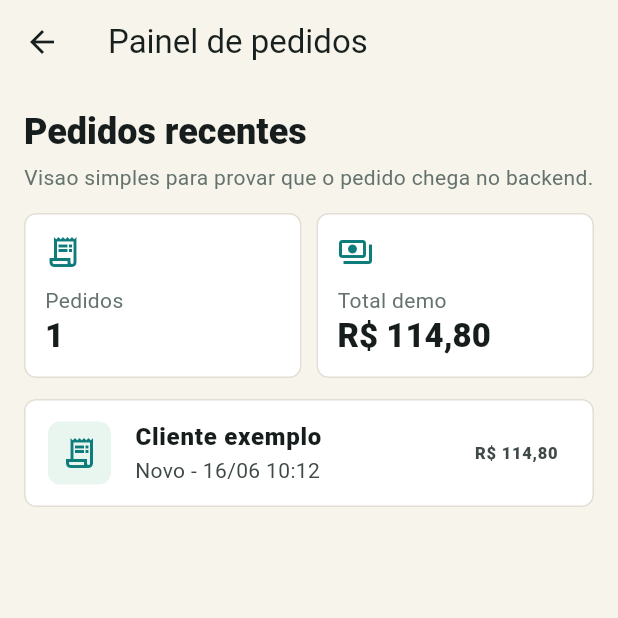
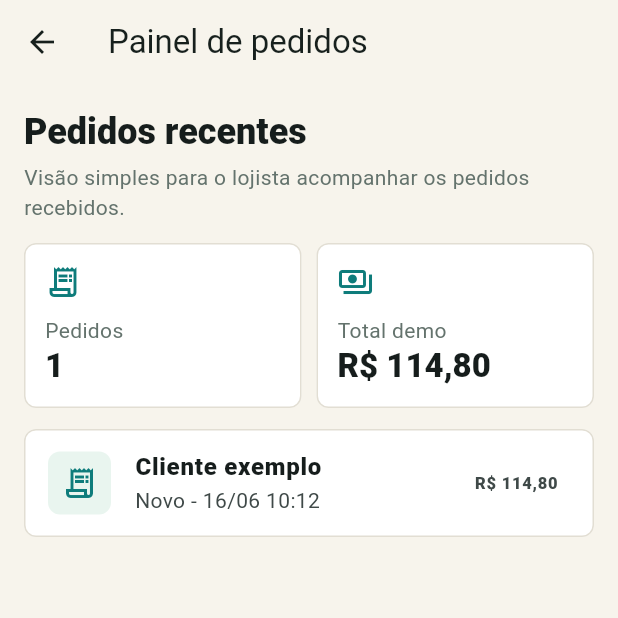
Before and after one commit to RyanSDeve/loja-na-mao, a Flutter app: the screen it shows after launch, after a tap on the "receipt long" icon, on a phone screen of 412 x 824 dp, the top half of it. Run offline on Flutter 3.47's test engine with Material 3 defaults, Android fonts, the phone set to English and light mode, and no system bars; our stand-ins replace supabase_flutter; accounts and stored records are empty.

Commit message:
Ajusta linguagem da vitrine para clientes

```diff
--- a/lib/main.dart
+++ b/lib/main.dart
@@ -34,7 +34,7 @@
   Widget build(BuildContext context) {
     return MaterialApp(
       debugShowCheckedModeBanner: false,
-      title: 'Loja na Mao',
+      title: 'Loja na Mão',
       theme: ThemeData(
         useMaterial3: true,
         colorScheme: ColorScheme.fromSeed(
@@ -133,7 +133,7 @@
           return Scaffold(
             appBar: const PortfolioTopBar(),
             body: ErrorState(
-              message: 'Nao foi possivel carregar a vitrine.',
+              message: 'Não foi possível carregar a vitrine.',
               onRetry: () {
                 _reload();
               },
@@ -334,12 +334,12 @@
               mainAxisSize: MainAxisSize.min,
               children: [
                 Text(
-                  'Loja na Mao',
+                  'Loja na Mão',
                   overflow: TextOverflow.ellipsis,
                   style: TextStyle(fontWeight: FontWeight.w900, fontSize: 18),
                 ),
                 Text(
-                  'Flutter + Supabase para negocios locais',
+                  'Pedidos online para negócios locais',
                   overflow: TextOverflow.ellipsis,
                   style: TextStyle(color: mutedInk, fontSize: 12),
                 ),
@@ -416,7 +416,7 @@
         const SizedBox(height: 16),
         SectionHeader(
           title: selectedCategory == 'Todos' ? 'Produtos em destaque' : selectedCategory,
-          subtitle: '${products.length} opcoes prontas para pedido',
+          subtitle: '${products.length} opções prontas para pedido',
         ),
         const SizedBox(height: 10),
         if (products.isEmpty)
@@ -454,7 +454,7 @@
               crossAxisAlignment: CrossAxisAlignment.start,
               children: [
                 Text(
-                  'Demo de portfolio para captar clientes',
+                  'Demonstração de app para pequenos negócios',
                   style: Theme.of(context).textTheme.titleSmall?.copyWith(
                         fontWeight: FontWeight.w900,
                         color: const Color(0xFF3F2E00),
@@ -462,7 +462,7 @@
                 ),
                 const SizedBox(height: 3),
                 Text(
-                  'Catalogo, carrinho, pedido no WhatsApp e registro no Supabase em um fluxo vendavel para pequenos comercios.',
+                  'Catálogo, carrinho, pedido no WhatsApp e painel para acompanhar tudo em um só lugar.',
                   style: Theme.of(context).textTheme.bodySmall?.copyWith(
                         color: const Color(0xFF5C470A),
                         height: 1.25,
@@ -490,13 +490,13 @@
       ),
       ImpactItemData(
         icon: Icons.bolt_outlined,
-        title: 'Venda mais rapido',
+        title: 'Venda mais rápido',
         text: 'Cliente escolhe, soma e envia.',
       ),
       ImpactItemData(
         icon: Icons.storage_outlined,
-        title: 'Backend real',
-        text: 'Pedido registrado no Supabase.',
+        title: 'Pedido acompanhado',
+        text: 'Tudo fica salvo para consulta.',
       ),
     ];
 
@@ -708,7 +708,7 @@
                 text: 'Min. ${money(store.minimumOrder)}',
               ),
               const InfoPill(icon: Icons.chat_outlined, text: 'WhatsApp'),
-              const InfoPill(icon: Icons.storage_outlined, text: 'Supabase'),
+              const InfoPill(icon: Icons.receipt_long_outlined, text: 'Pedidos salvos'),
             ],
           ),
         ],
@@ -796,7 +796,7 @@
           controller: controller,
           decoration: const InputDecoration(
             prefixIcon: Icon(Icons.search),
-            hintText: 'Buscar combos, kits ou promocoes',
+            hintText: 'Buscar combos, kits ou promoções',
           ),
           onChanged: onQueryChanged,
         ),
@@ -1005,7 +1005,7 @@
       'Mais pedidos' => Icons.local_fire_department_outlined,
       'Presentes' => Icons.redeem_outlined,
       'Premium' => Icons.diamond_outlined,
-      'Promocoes' => Icons.sell_outlined,
+      'Promoções' => Icons.sell_outlined,
       _ => Icons.local_mall_outlined,
     };
 
@@ -1046,7 +1046,7 @@
             Text(
               query.isEmpty
                   ? 'Tente outra categoria da vitrine.'
-                  : 'Nao encontramos resultado para "$query".',
+                  : 'Não encontramos resultado para "$query".',
               textAlign: TextAlign.center,
               style: const TextStyle(color: mutedInk),
             ),
@@ -1082,7 +1082,7 @@
               crossAxisAlignment: CrossAxisAlignment.start,
               children: [
                 Text(
-                  'O que esta demo prova',
+                  'O que este app entrega',
                   style: Theme.of(context).textTheme.titleMedium?.copyWith(
                         fontWeight: FontWeight.w900,
                       ),
@@ -1090,18 +1090,18 @@
                 const SizedBox(height: 12),
                 const ProofItem(
                   icon: Icons.phone_iphone,
-                  title: 'App Flutter responsivo',
-                  text: 'Fluxo pronto para mobile e web.',
+                  title: 'Vitrine no celular',
+                  text: 'Produtos organizados para o cliente comprar rápido.',
                 ),
                 const ProofItem(
-                  icon: Icons.storage_outlined,
-                  title: 'Backend Supabase',
-                  text: 'Pedidos salvos em tabelas com RLS.',
+                  icon: Icons.receipt_long_outlined,
+                  title: 'Pedido registrado',
+                  text: 'O lojista acompanha tudo em um painel simples.',
                 ),
                 const ProofItem(
                   icon: Icons.chat_outlined,
-                  title: 'Conversao pelo WhatsApp',
-                  text: 'Pedido formatado para atendimento rapido.',
+                  title: 'Atendimento no WhatsApp',
+                  text: 'Mensagem pronta para responder com agilidade.',
                 ),
               ],
             ),
@@ -1322,7 +1322,7 @@
                 ),
                 const SizedBox(height: 4),
                 const Text(
-                  'O pedido sera salvo no Supabase e enviado formatado para o WhatsApp.',
+                  'O pedido fica registrado e também vai formatado para o WhatsApp.',
                   style: TextStyle(color: mutedInk),
                 ),
                 const SizedBox(height: 14),
@@ -1402,7 +1402,7 @@
                 TextField(
                   controller: addressController,
                   decoration: const InputDecoration(
-                    labelText: 'Endereco de entrega',
+                    labelText: 'Endereço de entrega',
                     prefixIcon: Icon(Icons.location_on_outlined),
                   ),
                 ),
@@ -1410,7 +1410,7 @@
                 TextField(
                   controller: notesController,
                   decoration: const InputDecoration(
-                    labelText: 'Observacoes',
+                    labelText: 'Observações',
                     prefixIcon: Icon(Icons.notes_outlined),
                   ),
                   minLines: 2,
@@ -1443,7 +1443,7 @@
         phoneController.text.trim().isEmpty ||
         addressController.text.trim().isEmpty) {
       ScaffoldMessenger.of(context).showSnackBar(
-        const SnackBar(content: Text('Preencha nome, WhatsApp e endereco.')),
+        const SnackBar(content: Text('Preencha nome, WhatsApp e endereço.')),
       );
       return;
     }
@@ -1469,7 +1469,7 @@
       setState(() => isSending = false);
       ScaffoldMessenger.of(context).showSnackBar(
         SnackBar(
-          content: Text('Nao foi possivel registrar o pedido: $error'),
+          content: Text('Não foi possível registrar o pedido: $error'),
         ),
       );
     }
@@ -1491,7 +1491,7 @@
         builder: (context, snapshot) {
           if (snapshot.hasError) {
             return ErrorState(
-              message: 'Nao foi possivel carregar os pedidos.',
+              message: 'Não foi possível carregar os pedidos.',
               onRetry: () {
                 Navigator.of(context).pushReplacement(
                   MaterialPageRoute(
@@ -1523,7 +1523,7 @@
                       ),
                       const SizedBox(height: 4),
                       const Text(
-                        'Visao simples para provar que o pedido chega no backend.',
+                        'Visão simples para o lojista acompanhar os pedidos recebidos.',
                         style: TextStyle(color: mutedInk),
                       ),
                       const SizedBox(height: 14),
@@ -1778,7 +1778,7 @@
         name: 'Doce Encanto Demo',
         whatsapp: '5599999999999',
         headline:
-            'Doces artesanais, kits presenteaveis e pedidos organizados para vender mais pelo WhatsApp.',
+            'Doces artesanais, kits presenteáveis e pedidos organizados para vender mais pelo WhatsApp.',
         deliveryMinutes: 45,
         minimumOrder: 25,
         isOpen: true,
@@ -1807,9 +1807,9 @@
         ),
         Product(
           id: '4',
-          name: 'Combo Cafe da Tarde',
-          description: 'Mini tortas e docinhos para reunioes pequenas ou entrega rapida.',
-          category: 'Promocoes',
+          name: 'Combo Café da Tarde',
+          description: 'Mini tortas e docinhos para reuniões pequenas ou entrega rápida.',
+          category: 'Promoções',
           price: 64.90,
         ),
       ],
@@ -1960,7 +1960,7 @@
       'new' => 'Novo',
       'confirmed' => 'Confirmado',
       'delivering' => 'Em entrega',
-      'done' => 'Concluido',
+      'done' => 'Concluído',
       'cancelled' => 'Cancelado',
       _ => status,
     };
@@ -1998,12 +1998,12 @@
       .map((item) => '- ${item.quantity}x ${item.product.name}: ${money(item.subtotal)}')
       .join('\n');
   final message = Uri.encodeComponent(
-    'Ola! Quero fazer este pedido:\n\n'
+    'Olá! Quero fazer este pedido:\n\n'
     '$items\n\n'
     'Total: ${money(draft.total)}\n'
     'Nome: ${draft.customerName}\n'
     'Telefone: ${draft.customerPhone}\n'
-    'Endereco: ${draft.address}\n'
+    'Endereço: ${draft.address}\n'
     'Obs: ${draft.notes.isEmpty ? '-' : draft.notes}',
   );
   return 'https://wa.me/$phone?text=$message';
--- a/pubspec.yaml
+++ b/pubspec.yaml
@@ -1,5 +1,5 @@
 name: loja_na_mao
-description: App Flutter com Supabase para portfolio freelancer - catalogo, pedidos e painel simples para pequenos comercios.
+description: App Flutter com Supabase para portfólio freelancer - catálogo, pedidos e painel simples para pequenos comércios.
 publish_to: "none"
 version: 1.0.0+1
 
```
Also changed, not shown: 9 other files.
